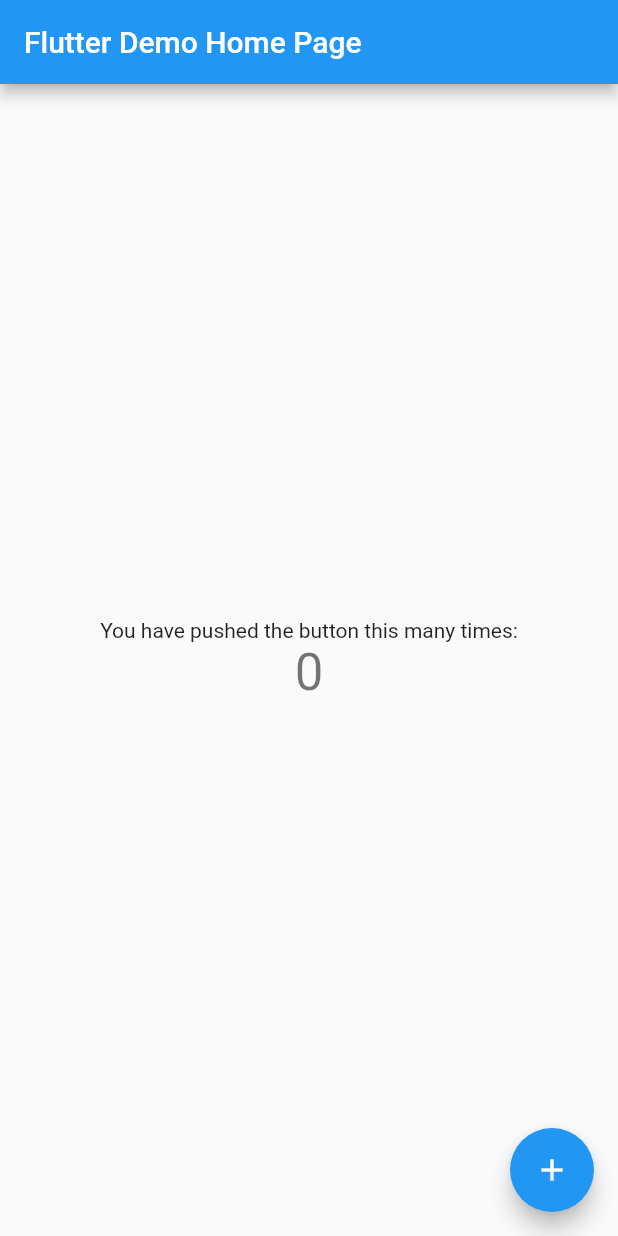
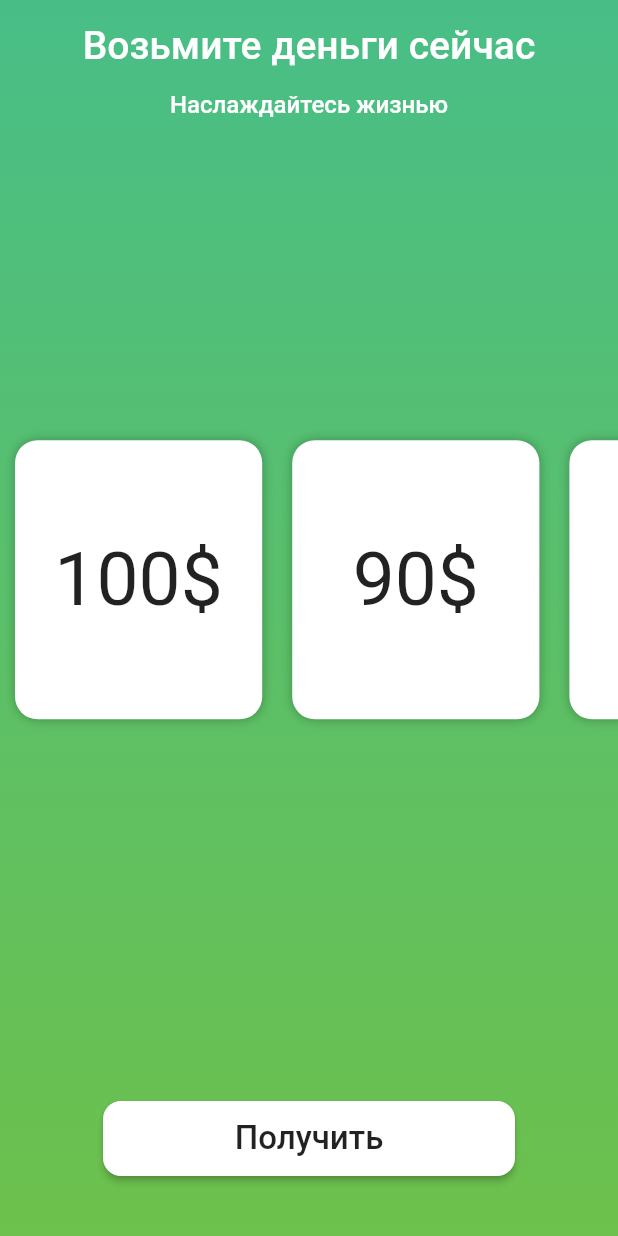
Before and after one commit to shahromako/salary_now, a Flutter app: the screen it shows after launch, on a phone screen of 412 x 824 dp. Run offline on Flutter 3.47's test engine with Material 2 defaults, Android fonts, the phone set to English and light mode, and no system bars.

Commit message:
some changes

```diff
--- /dev/null
+++ b/lib/app/app.dart
@@ -0,0 +1,22 @@
+import 'package:flutter/material.dart';
+
+import 'screens/home.dart';
+import 'screens/tips.dart';
+import 'screens/success.dart';
+
+class App extends StatelessWidget {
+  @override
+  Widget build(BuildContext context) {
+    return MaterialApp(
+      title: 'azim.delivery',
+      debugShowCheckedModeBanner: false,
+      theme: ThemeData(primarySwatch: Colors.orange),
+      // home: LoginPage(),
+      routes: <String, WidgetBuilder>{
+        '/':(BuildContext context) => Home(),
+        '/tips':(BuildContext context) => Tips(),
+        '/success':(BuildContext context) => Success(),
+      },
+    );
+  }
+}
--- /dev/null
+++ b/lib/app/screens/home.dart
@@ -0,0 +1,146 @@
+import 'package:flutter/material.dart';
+import 'package:flutter/services.dart';
+
+class Home extends StatefulWidget {
+  @override
+  State<StatefulWidget> createState() {
+    return _HomeState();
+  }
+}
+
+class _HomeState extends State<Home> {
+  @override
+  void initState() {
+    SystemChrome.setEnabledSystemUIOverlays([]);
+    super.initState();
+  }
+
+  final List<String> _salaries = [
+    '100\$',
+    '90\$',
+    '80\$',
+    '70\$',
+    '60\$',
+    '50\$',
+    '40\$',
+    '30\$',
+    '20\$',
+    '10\$'
+  ];
+  num _index = -1;
+
+  _selectSalary(num i) {
+    setState(() {
+      _index = i;
+    });
+  }
+
+  @override
+  Widget build(BuildContext context) {
+    return Scaffold(
+      body: Container(
+          height: MediaQuery.of(context).size.height,
+          decoration: BoxDecoration(
+            gradient: LinearGradient(
+              begin: Alignment.topCenter,
+              end: Alignment.bottomCenter,
+              colors: [Color(0xFF48be87), Color(0xFF6dc14c)],
+            ),
+          ),
+          child: Row(
+            children: <Widget>[
+              Column(
+                children: <Widget>[
+                  Container(
+                    height: 60,
+                    width: MediaQuery.of(context).size.width,
+                    child: Center(
+                      child: Text(
+                        'Возьмите деньги сейчас',
+                        style: TextStyle(
+                            fontSize: 26,
+                            fontWeight: FontWeight.w500,
+                            color: Colors.white),
+                      ),
+                    ),
+                  ),
+                  Container(
+                    width: MediaQuery.of(context).size.width,
+                    child: Center(
+                      child: Text(
+                        'Наслаждайтесь жизнью',
+                        style: TextStyle(
+                            fontSize: 16,
+                            fontWeight: FontWeight.w500,
+                            color: Colors.white),
+                      ),
+                    ),
+                  ),
+                  Spacer(),
+                  Container(
+                      height: MediaQuery.of(context).size.height / 4,
+                      width: MediaQuery.of(context).size.width,
+                      child: Center(
+                        child: ListView(
+                            scrollDirection: Axis.horizontal,
+                            children: List.generate(_salaries.length, (index) {
+                              return GestureDetector(
+                                onTap: () {
+                                  _selectSalary(index);
+                                },
+                                child: Container(
+                                  margin: EdgeInsets.all(10),
+                                  width:
+                                      MediaQuery.of(context).size.width / 2.5,
+                                  height:
+                                      MediaQuery.of(context).size.height / 5,
+                                  decoration: BoxDecoration(
+                                      color: (_index == index)
+                                          ? Colors.purpleAccent
+                                          : Colors.white,
+                                      borderRadius:
+                                          BorderRadius.all(Radius.circular(15)),
+                                      boxShadow: [
+                                        BoxShadow(
+                                            color: Colors.black26,
+                                            blurRadius: 5)
+                                      ]),
+                                  child: Center(
+                                    child: Text(
+                                      _salaries[index],
+                                      style: TextStyle(fontSize: 50),
+                                    ),
+                                  ),
+                                ),
+                              );
+                            })),
+                      )),
+                  Spacer(),
+                  Container(
+                    padding: EdgeInsets.symmetric(vertical: 40),
+                    child: Center(
+                        child: ButtonTheme(
+                      buttonColor: Colors.white,
+                      height: 50.0,
+                      minWidth: MediaQuery.of(context).size.width / 1.5,
+                      child: RaisedButton(
+                          child: new Text(
+                            "Получить",
+                            style: TextStyle(fontSize: 22),
+                          ),
+                          onPressed: () {
+                            if (_index >= 0) {
+                              Navigator.pushNamed(context, '/tips');
+                            }
+                          },
+                          shape: new RoundedRectangleBorder(
+                              borderRadius: new BorderRadius.circular(12.0))),
+                    )),
+                  )
+                ],
+              ),
+            ],
+          )),
+    );
+  }
+}
--- a/lib/main.dart
+++ b/lib/main.dart
@@ -1,111 +1,8 @@
 import 'package:flutter/material.dart';
+import 'package:flutter/services.dart';
+import 'app/app.dart';
 
-void main() => runApp(MyApp());
-
-class MyApp extends StatelessWidget {
-  // This widget is the root of your application.
-  @override
-  Widget build(BuildContext context) {
-    return MaterialApp(
-      title: 'Flutter Demo',
-      theme: ThemeData(
-        // This is the theme of your application.
-        //
-        // Try running your application with "flutter run". You'll see the
-        // application has a blue toolbar. Then, without quitting the app, try
-        // changing the primarySwatch below to Colors.green and then invoke
-        // "hot reload" (press "r" in the console where you ran "flutter run",
-        // or simply save your changes to "hot reload" in a Flutter IDE).
-        // Notice that the counter didn't reset back to zero; the application
-        // is not restarted.
-        primarySwatch: Colors.blue,
-      ),
-      home: MyHomePage(title: 'Flutter Demo Home Page'),
-    );
-  }
+void main() {
+  SystemChrome.setEnabledSystemUIOverlays([]);
+  runApp(new App());
 }
-
-class MyHomePage extends StatefulWidget {
-  MyHomePage({Key key, this.title}) : super(key: key);
-
-  // This widget is the home page of your application. It is stateful, meaning
-  // that it has a State object (defined below) that contains fields that affect
-  // how it looks.
-
-  // This class is the configuration for the state. It holds the values (in this
-  // case the title) provided by the parent (in this case the App widget) and
-  // used by the build method of the State. Fields in a Widget subclass are
-  // always marked "final".
-
-  final String title;
-
-  @override
-  _MyHomePageState createState() => _MyHomePageState();
-}
-
-class _MyHomePageState extends State<MyHomePage> {
-  int _counter = 0;
-
-  void _incrementCounter() {
-    setState(() {
-      // This call to setState tells the Flutter framework that something has
-      // changed in this State, which causes it to rerun the build method below
-      // so that the display can reflect the updated values. If we changed
-      // _counter without calling setState(), then the build method would not be
-      // called again, and so nothing would appear to happen.
-      _counter++;
-    });
-  }
-
-  @override
-  Widget build(BuildContext context) {
-    // This method is rerun every time setState is called, for instance as done
-    // by the _incrementCounter method above.
-    //
-    // The Flutter framework has been optimized to make rerunning build methods
-    // fast, so that you can just rebuild anything that needs updating rather
-    // than having to individually change instances of widgets.
-    return Scaffold(
-      appBar: AppBar(
-        // Here we take the value from the MyHomePage object that was created by
-        // the App.build method, and use it to set our appbar title.
-        title: Text(widget.title),
-      ),
-      body: Center(
-        // Center is a layout widget. It takes a single child and positions it
-        // in the middle of the parent.
-        child: Column(
-          // Column is also layout widget. It takes a list of children and
-          // arranges them vertically. By default, it sizes itself to fit its
-          // children horizontally, and tries to be as tall as its parent.
-          //
-          // Invoke "debug painting" (press "p" in the console, choose the
-          // "Toggle Debug Paint" action from the Flutter Inspector in Android
-          // Studio, or the "Toggle Debug Paint" command in Visual Studio Code)
-          // to see the wireframe for each widget.
-          //
-          // Column has various properties to control how it sizes itself and
-          // how it positions its children. Here we use mainAxisAlignment to
-          // center the children vertically; the main axis here is the vertical
-          // axis because Columns are vertical (the cross axis would be
-          // horizontal).
-          mainAxisAlignment: MainAxisAlignment.center,
-          children: <Widget>[
-            Text(
-              'You have pushed the button this many times:',
-            ),
-            Text(
-              '$_counter',
-              style: Theme.of(context).textTheme.display1,
-            ),
-          ],
-        ),
-      ),
-      floatingActionButton: FloatingActionButton(
-        onPressed: _incrementCounter,
-        tooltip: 'Increment',
-        child: Icon(Icons.add),
-      ), // This trailing comma makes auto-formatting nicer for build methods.
-    );
-  }
-}
```
Also changed, not shown: lib/app/screens/success.dart (added, +70 -0 lines), lib/app/screens/tips.dart (added, +227 -0 lines), 1 other file.
